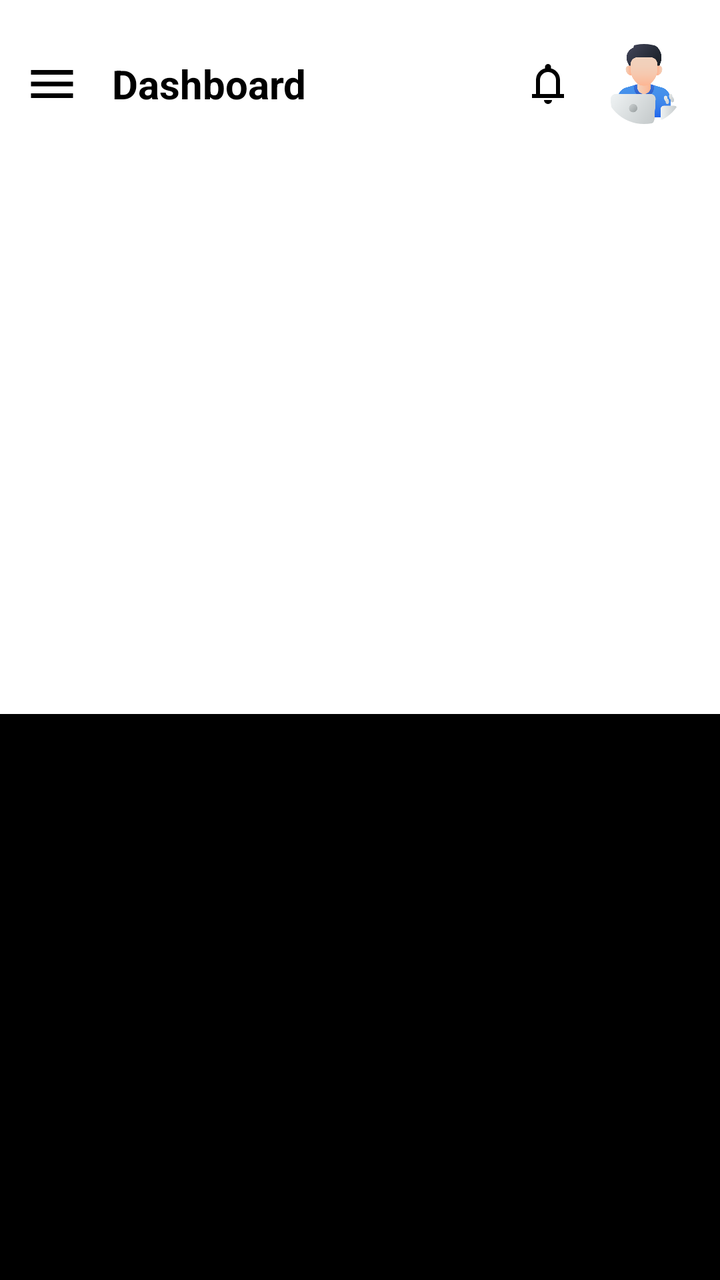
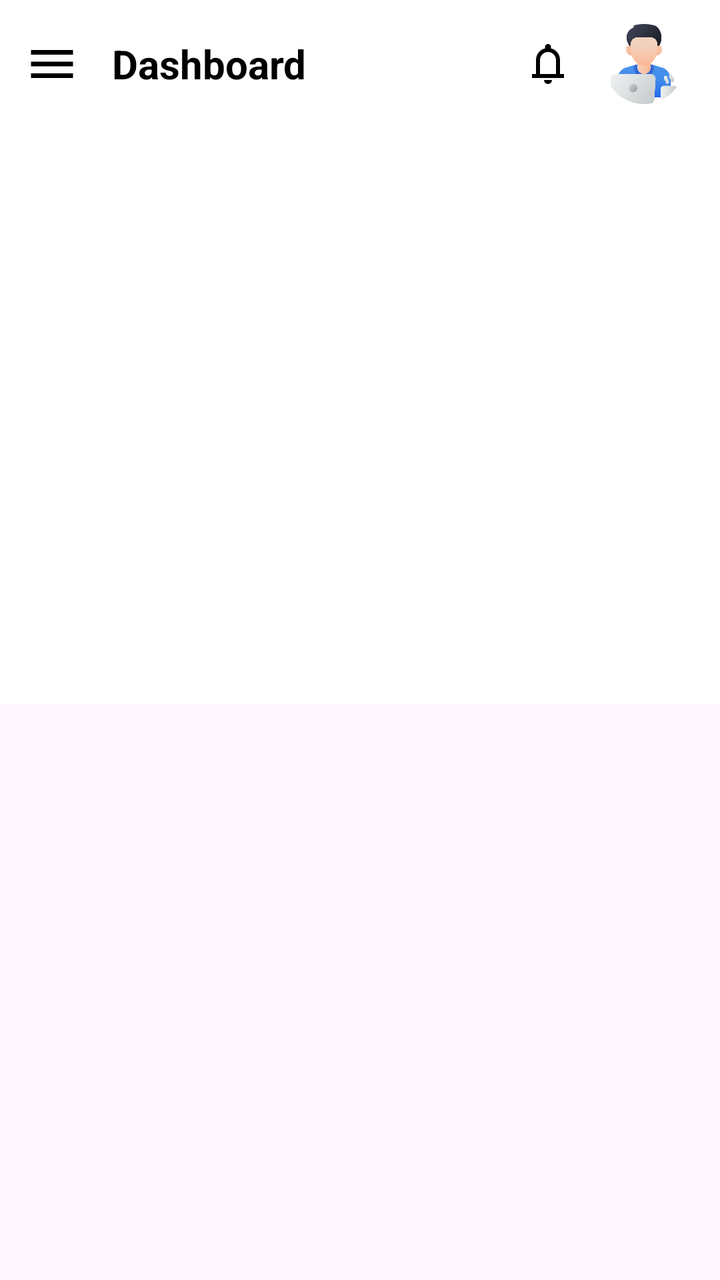

Screens rendered from an Android XML layout before and after an edit, with the pre-edit source and the edit as a unified diff.
<!-- AndroidManifest.xml: application theme Theme.MasterDashboard -->
<!-- res/layout/custom_toolbar.xml -->
<?xml version="1.0" encoding="utf-8"?>
<androidx.appcompat.widget.Toolbar
    xmlns:android="http://schemas.android.com/apk/res/android"
    xmlns:app="http://schemas.android.com/apk/res-auto"
    android:id="@+id/customToolbar"
    android:layout_width="match_parent"
    android:layout_height="66dp"
    android:background="@color/black"
    android:elevation="6dp"
    app:contentInsetStart="0dp"
    app:contentInsetLeft="0dp"
    app:contentInsetStartWithNavigation="0dp">


    <RelativeLayout
        android:layout_width="match_parent"
        android:layout_height="match_parent"
        android:layout_gravity="bottom"
        android:layout_marginTop="10dp"
        android:background="@color/white">

        <ImageView
            android:id="@+id/toolbar_imgMenu"
            android:layout_width="28dp"
            android:layout_height="28dp"
            android:layout_alignParentStart="true"
            android:layout_centerVertical="true"
            android:layout_marginStart="12dp"
            android:src="@drawable/ic_menu_24dp"
            android:visibility="visible" />

        <TextView
            android:id="@+id/toolbar_tvTitle"
            android:layout_width="wrap_content"
            android:layout_height="wrap_content"
            android:text="Dashboard"
            android:textSize="20sp"
            android:textStyle="bold"
            android:textColor="@android:color/black"
            android:layout_toEndOf="@id/toolbar_imgMenu"
            android:layout_marginStart="16dp"
            android:layout_centerVertical="true"/>

        <com.google.android.material.imageview.ShapeableImageView
            android:id="@+id/toolbar_imgProfile"
            android:layout_width="40dp"
            android:layout_height="40dp"
            android:layout_alignParentEnd="true"
            android:layout_centerVertical="true"
            android:layout_marginEnd="18dp"
            android:visibility="visible"
            android:scaleType="centerCrop"
            android:src="@drawable/person"
            app:shapeAppearanceOverlay="@style/CircleImage"/>

        <ImageView
            android:id="@+id/toolbar_imgNotification"
            android:layout_width="24dp"
            android:layout_height="24dp"
            android:visibility="visible"
            android:layout_toStartOf="@id/toolbar_imgProfile"
            android:layout_marginEnd="16dp"
            android:layout_centerVertical="true"
            android:src="@drawable/ic_notifications_24dp"/>
    </RelativeLayout>

</androidx.appcompat.widget.Toolbar>
<!-- resources referenced by this layout -->
<resources>
  <color name="black">#FF000000</color>
  <color name="white">#FFFFFFFF</color>
  <!-- drawable ic_menu_24dp (drawable) -->
  <vector xmlns:android="http://schemas.android.com/apk/res/android"
      android:width="24dp"
      android:height="24dp"
      android:viewportWidth="960"
      android:viewportHeight="960">
    <path
        android:pathData="M120,720v-80h720v80L120,720ZM120,520v-80h720v80L120,520ZM120,320v-80h720v80L120,320Z"
        android:fillColor="#000000"/>
  </vector>
  <!-- drawable ic_notifications_24dp (drawable) -->
  <vector xmlns:android="http://schemas.android.com/apk/res/android"
      android:width="24dp"
      android:height="24dp"
      android:viewportWidth="960"
      android:viewportHeight="960">
    <path
        android:pathData="M160,760v-80h80v-280q0,-83 50,-147.5T420,168v-28q0,-25 17.5,-42.5T480,80q25,0 42.5,17.5T540,140v28q80,20 130,84.5T720,400v280h80v80L160,760ZM480,460ZM480,880q-33,0 -56.5,-23.5T400,800h160q0,33 -23.5,56.5T480,880ZM320,680h320v-280q0,-66 -47,-113t-113,-47q-66,0 -113,47t-47,113v280Z"
        android:fillColor="#000000"/>
  </vector>
  <!-- drawable person: png bitmap (drawable, 31471 bytes) -->
  <style name="CircleImage">
          <item name="cornerFamily">rounded</item>
          <item name="cornerSize">50%</item>
      </style>
  <style name="Theme.MasterDashboard" parent="Base.Theme.MasterDashboard" />
  
  
  
      // For EditText Outline color
  <style name="Base.Theme.MasterDashboard" parent="Theme.Material3.DayNight.NoActionBar">
          
          
      </style>
</resources>

<!-- the commit's change to res/layout/custom_toolbar.xml (unified diff, before → after) -->
@@ -4,19 +4,17 @@
     xmlns:app="http://schemas.android.com/apk/res-auto"
     android:id="@+id/customToolbar"
     android:layout_width="match_parent"
+    android:layout_marginTop="8dp"
     android:layout_height="66dp"
-    android:background="@color/black"
     android:elevation="6dp"
     app:contentInsetStart="0dp"
     app:contentInsetLeft="0dp"
     app:contentInsetStartWithNavigation="0dp">
 
-
     <RelativeLayout
         android:layout_width="match_parent"
         android:layout_height="match_parent"
         android:layout_gravity="bottom"
-        android:layout_marginTop="10dp"
         android:background="@color/white">
 
         <ImageView
<!-- resource entries referenced after the edit -->
@@ -1,6 +1,5 @@
 <!-- resources referenced by this layout -->
 <resources>
-  <color name="black">#FF000000</color>
   <color name="white">#FFFFFFFF</color>
   <!-- drawable ic_menu_24dp (drawable) -->
   <vector xmlns:android="http://schemas.android.com/apk/res/android"
